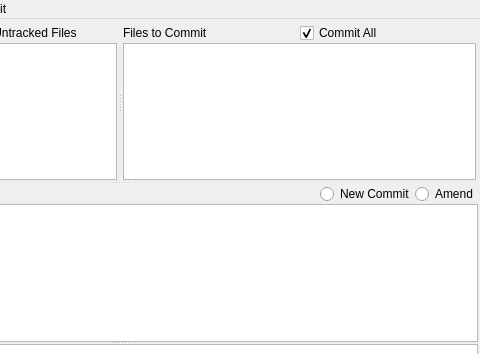
This is ui/Window.ui in git-cola/git-cola as Qt 5 draws it before an edit; both pictures show x 240 to 720 and y 0 to 354 of the 720 by 512 pixel window. The edited form follows.
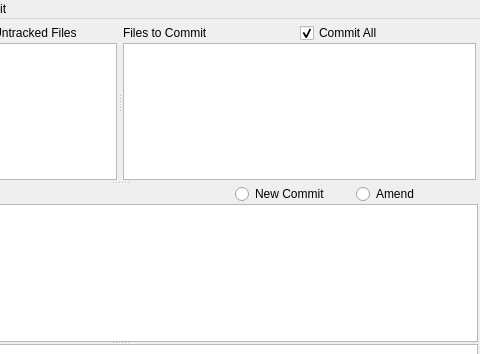
This is the edited form.

Commit message:
Make things look nicer on MacOS
Tweaked the layout a bit
Removed the shell_quote stuff from run_cmd (since QProcess doesn't need it)
Make the "export file" functionality not rely on shell redirection (this should help when running on win32)

Signed-off by: David Aguilar <davvid@gmail.com>

The edit to the form file:
```diff
--- a/ui/Window.ui
+++ b/ui/Window.ui
@@ -259,9 +259,12 @@
                <property name="orientation" >
                 <enum>Qt::Horizontal</enum>
                </property>
+               <property name="sizeType" >
+                <enum>QSizePolicy::Preferred</enum>
+               </property>
                <property name="sizeHint" >
                 <size>
-                 <width>281</width>
+                 <width>267</width>
                  <height>20</height>
                 </size>
                </property>
```
Left out of the diff: 10 changed lines with no effect on the pictures. The commit also changes 2 other files.
